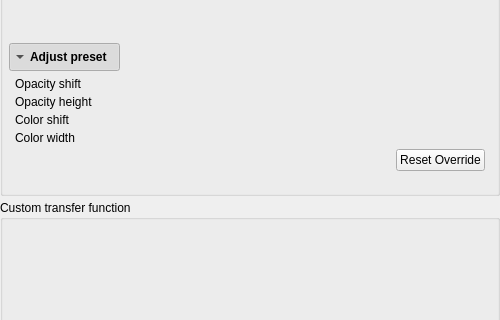
The window that Modules/VolumeVisualizationUI/src/QmitkVolumeTransferFunctionEditorControls.ui (MITK/MITK) describes before a commit, drawn with Qt 5; both pictures show x 0 to 500 and y 287 to 607 of the 500 by 976 pixel window.
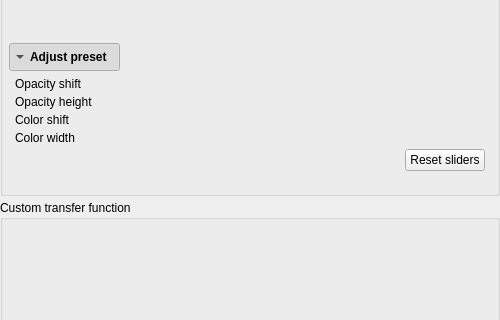
The same window after the commit. Custom widgets are drawn as their Qt base class.

Commit message: Reset lighting sliders without losing the model

What changed in the file:
```diff
--- a/Modules/VolumeVisualizationUI/src/QmitkVolumeTransferFunctionEditorControls.ui
+++ b/Modules/VolumeVisualizationUI/src/QmitkVolumeTransferFunctionEditorControls.ui
@@ -381,7 +381,7 @@
            <item>
             <widget class="QPushButton" name="resetTfButton">
              <property name="text">
-              <string>Reset Override</string>
+              <string>Reset sliders</string>
              </property>
             </widget>
            </item>
```
The commit also changes 2 other files.
